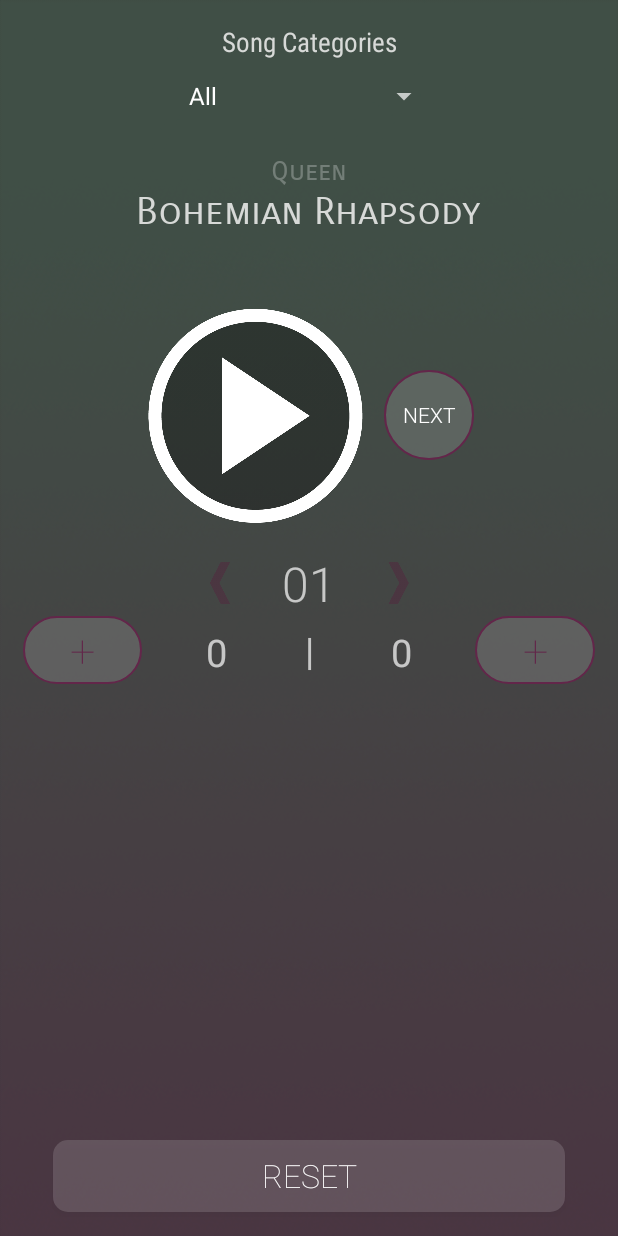
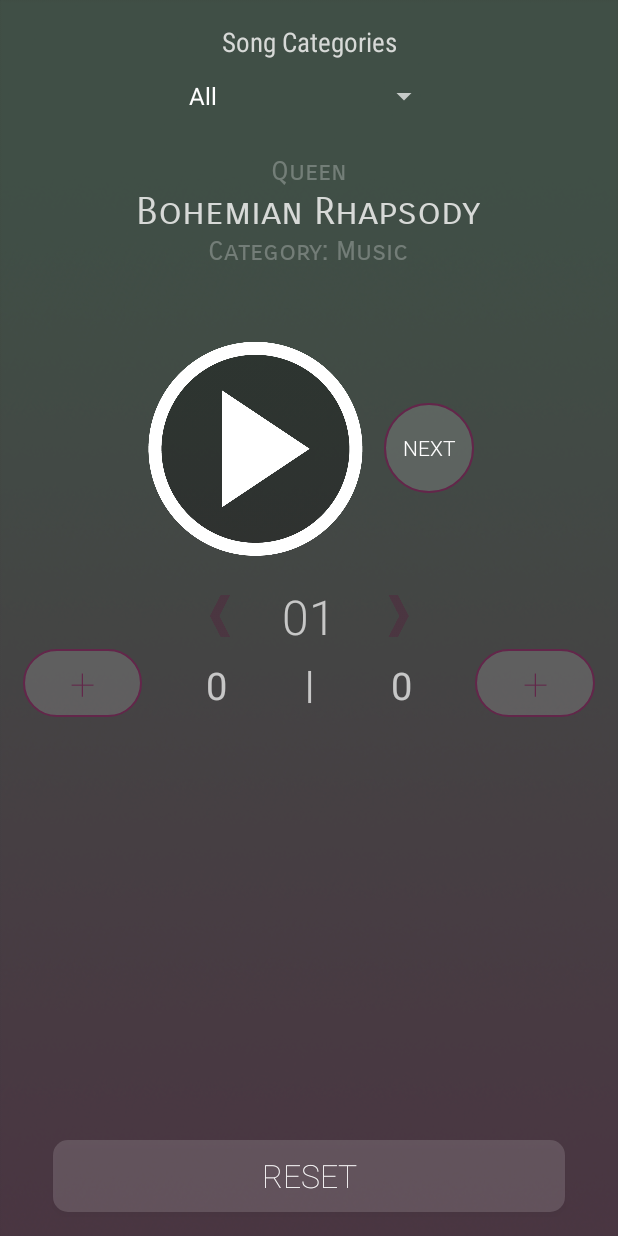
Before and after one commit to trietias/SongSnippets, an Android app: the screen it shows after launch (MainActivity), after a tap on "NEXT", on a phone screen of 412 x 824 dp. Run offline under Robolectric (Android 15) with nearby library versions, the phone set to English and light mode, and no system bars.

Commit message:
Category added

```diff
--- a/app/src/main/java/com/tmk/songsnippets/MainActivity.java
+++ b/app/src/main/java/com/tmk/songsnippets/MainActivity.java
@@ -13,7 +13,6 @@
 import android.widget.TextView;
 
 import java.io.IOException;
-import java.util.ArrayList;
 import java.util.List;
 import java.util.Stack;
 
@@ -187,6 +186,9 @@
         artist += handler.getArtist(songTitle);
         songArtistTextView.setText(artist);
         category += handler.getCategory(songTitle);
+        if(categorySpinner.getFirstVisiblePosition() > 0) {
+            category = "";
+        }
         songCategoryTextView.setText(category);
         handler.close();
     }
@@ -211,6 +213,7 @@
             }
         }
         songTracker = rand;
+        previousSongs.push(songTracker);
         intervalTracker = 0;
         setUp();
     }
--- a/app/src/main/res/layout/activity_main.xml
+++ b/app/src/main/res/layout/activity_main.xml
@@ -62,7 +62,12 @@
             android:id="@+id/songTitle" />
         <TextView
             android:layout_width="wrap_content"
-            android:layout_height="0dp"
+            android:layout_height="wrap_content"
+            android:fontFamily="sans-serif-smallcaps"
+            android:text="Category"
+            android:textSize="18sp"
+            android:textColor="@color/colorPrimary"
+            android:layout_gravity="center"
             android:id="@+id/categoryName" />
     </LinearLayout>
 
```
